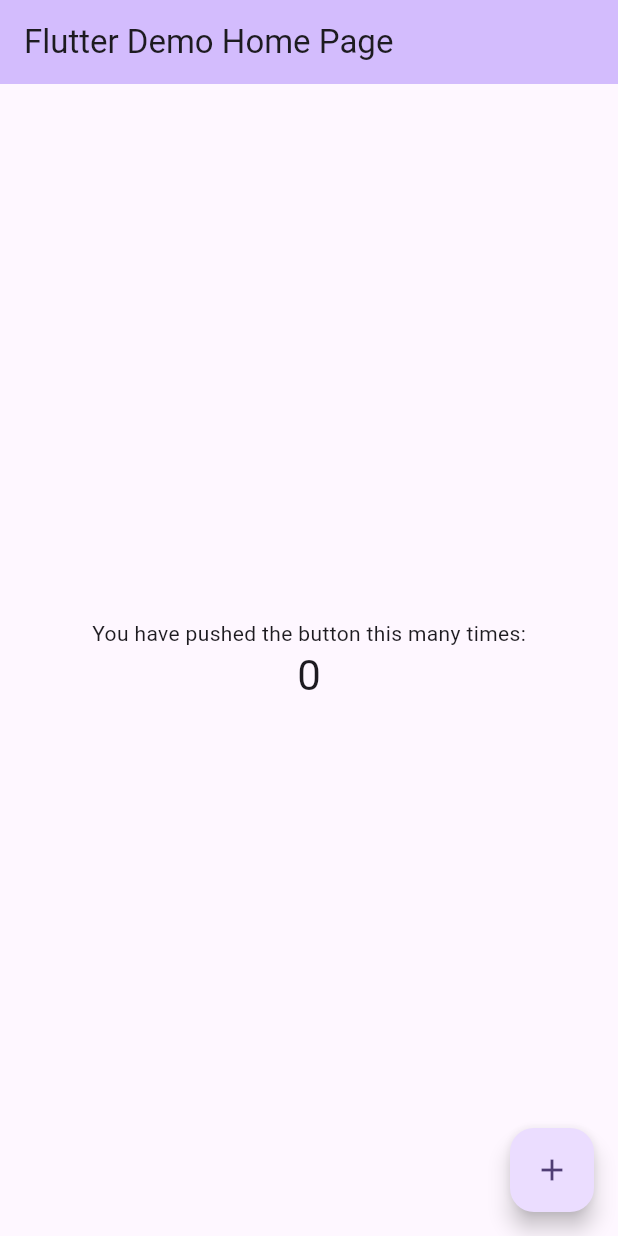
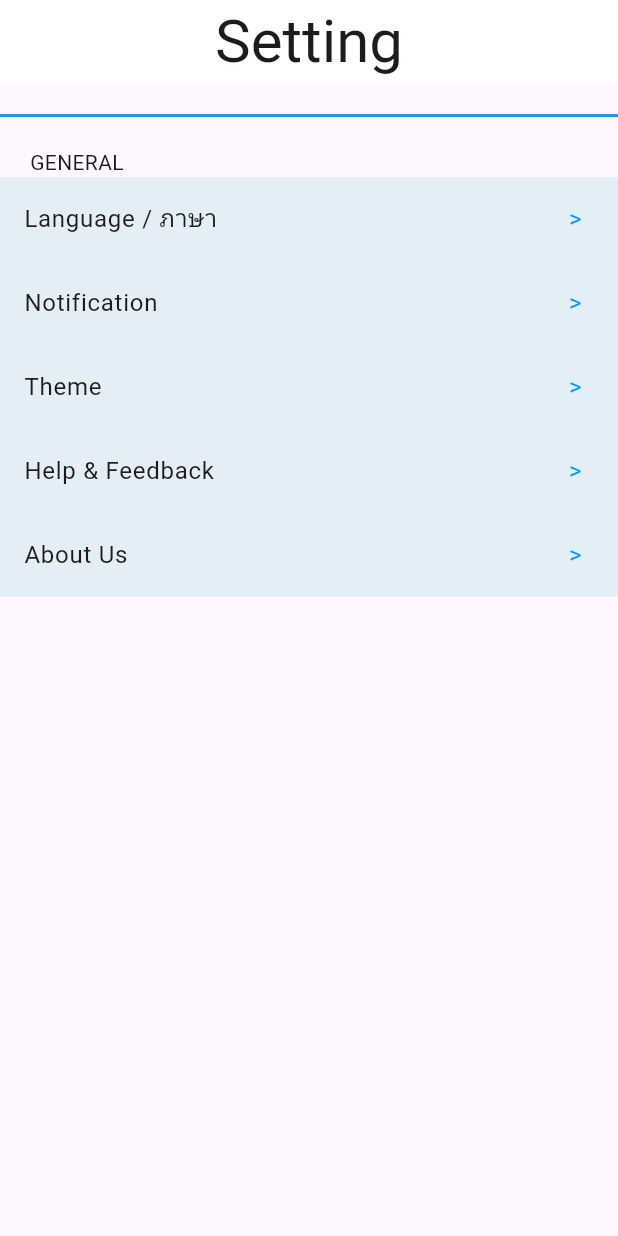
Before and after one commit to WhySoDk/Wakeybus, a Flutter app: the screen it shows after launch, on a phone screen of 412 x 824 dp. Run offline on Flutter 3.47's test engine with Material 3 defaults, Android fonts, the phone set to English and light mode, and no system bars.

Commit message:
setting day 1

```diff
--- a/Tawan/setting/lib/main.dart
+++ b/Tawan/setting/lib/main.dart
@@ -5,121 +5,311 @@
 }
 
 class MyApp extends StatelessWidget {
-  const MyApp({super.key});
+  const MyApp({Key? key}) : super(key: key);
 
-  // This widget is the root of your application.
   @override
   Widget build(BuildContext context) {
     return MaterialApp(
-      title: 'Flutter Demo',
-      theme: ThemeData(
-        // This is the theme of your application.
-        //
-        // TRY THIS: Try running your application with "flutter run". You'll see
-        // the application has a purple toolbar. Then, without quitting the app,
-        // try changing the seedColor in the colorScheme below to Colors.green
-        // and then invoke "hot reload" (save your changes or press the "hot
-        // reload" button in a Flutter-supported IDE, or press "r" if you used
-        // the command line to start the app).
-        //
-        // Notice that the counter didn't reset back to zero; the application
-        // state is not lost during the reload. To reset the state, use hot
-        // restart instead.
-        //
-        // This works for code too, not just values: Most code changes can be
-        // tested with just a hot reload.
-        colorScheme: ColorScheme.fromSeed(seedColor: Colors.deepPurple),
-        useMaterial3: true,
-      ),
-      home: const MyHomePage(title: 'Flutter Demo Home Page'),
+      initialRoute: '/setting',
+      routes: {
+        '/setting': (context) => const Setting(),
+        '/language': (context) => const LanguagePage(),
+        '/notification': (context) => const NotificationPage(),
+        '/theme': (context) => const ThemePage(),
+        '/helpFeedback': (context) => const HelpFeedbackPage(),
+        '/aboutUs': (context) => const AboutUsPage(),
+        '/sound': (context) => const SoundPage(),
+        '/warningDistant': (context) => const WarningDistantPage(),
+      },
     );
   }
 }
 
-class MyHomePage extends StatefulWidget {
-  const MyHomePage({super.key, required this.title});
-
-  // This widget is the home page of your application. It is stateful, meaning
-  // that it has a State object (defined below) that contains fields that affect
-  // how it looks.
-
-  // This class is the configuration for the state. It holds the values (in this
-  // case the title) provided by the parent (in this case the App widget) and
-  // used by the build method of the State. Fields in a Widget subclass are
-  // always marked "final".
-
-  final String title;
-
-  @override
-  State<MyHomePage> createState() => _MyHomePageState();
-}
-
-class _MyHomePageState extends State<MyHomePage> {
-  int _counter = 0;
-
-  void _incrementCounter() {
-    setState(() {
-      // This call to setState tells the Flutter framework that something has
-      // changed in this State, which causes it to rerun the build method below
-      // so that the display can reflect the updated values. If we changed
-      // _counter without calling setState(), then the build method would not be
-      // called again, and so nothing would appear to happen.
-      _counter++;
-    });
-  }
+class LanguagePage extends StatelessWidget {
+  const LanguagePage({Key? key}) : super(key: key);
 
   @override
   Widget build(BuildContext context) {
-    // This method is rerun every time setState is called, for instance as done
-    // by the _incrementCounter method above.
-    //
-    // The Flutter framework has been optimized to make rerunning build methods
-    // fast, so that you can just rebuild anything that needs updating rather
-    // than having to individually change instances of widgets.
     return Scaffold(
       appBar: AppBar(
-        // TRY THIS: Try changing the color here to a specific color (to
-        // Colors.amber, perhaps?) and trigger a hot reload to see the AppBar
-        // change color while the other colors stay the same.
-        backgroundColor: Theme.of(context).colorScheme.inversePrimary,
-        // Here we take the value from the MyHomePage object that was created by
-        // the App.build method, and use it to set our appbar title.
-        title: Text(widget.title),
-      ),
-      body: Center(
-        // Center is a layout widget. It takes a single child and positions it
-        // in the middle of the parent.
-        child: Column(
-          // Column is also a layout widget. It takes a list of children and
-          // arranges them vertically. By default, it sizes itself to fit its
-          // children horizontally, and tries to be as tall as its parent.
-          //
-          // Column has various properties to control how it sizes itself and
-          // how it positions its children. Here we use mainAxisAlignment to
-          // center the children vertically; the main axis here is the vertical
-          // axis because Columns are vertical (the cross axis would be
-          // horizontal).
-          //
-          // TRY THIS: Invoke "debug painting" (choose the "Toggle Debug Paint"
-          // action in the IDE, or press "p" in the console), to see the
-          // wireframe for each widget.
-          mainAxisAlignment: MainAxisAlignment.center,
-          children: <Widget>[
-            const Text(
-              'You have pushed the button this many times:',
-            ),
-            Text(
-              '$_counter',
-              style: Theme.of(context).textTheme.headlineMedium,
-            ),
-          ],
+        title: const Text('Settings'),
+        leading: IconButton(
+          icon: const Icon(Icons.arrow_back),
+          onPressed: () {
+            Navigator.popAndPushNamed(context, '/setting');
+          },
         ),
       ),
-      floatingActionButton: FloatingActionButton(
-        onPressed: _incrementCounter,
-        tooltip: 'Increment',
-        child: const Icon(Icons.add),
-      ), // This trailing comma makes auto-formatting nicer for build methods.
+      body: ListView(
+        children: [
+          w('Language / ภาษา', context, 'language'),
+          w('Notification', context, 'notification'),
+          w('Theme', context, 'theme'),
+          w('Help & Feedback', context, 'helpFeedback'),
+          w('About Us', context, 'aboutUs')
+        ],
+      ),
     );
   }
 }
+
+class NotificationPage extends StatelessWidget {
+  const NotificationPage({Key? key}) : super(key: key);
+
+  @override
+  Widget build(BuildContext context) {
+    return Scaffold(
+      appBar: AppBar(
+        title: const Text('Notification'),
+        leading: IconButton(
+          icon: const Icon(Icons.arrow_back),
+          onPressed: () {
+            Navigator.popAndPushNamed(context, '/setting');
+          },
+        ),
+      ),
+      body: ListView(
+        children: [
+          Container(
+            padding: const EdgeInsets.all(10.0),
+            decoration: const BoxDecoration(
+              border: Border(
+                bottom: BorderSide(
+                  color: Colors.blue,
+                  width: 2.0,
+                ),
+              ),
+            ),
+          ),
+          w('Warning distant', context, 'warningDistant'),
+          w('Sound', context, 'sound'),
+          w('Vibration', context, 'vibration'),
+        ],
+      ),
+    );
+  }
+}
+
+class SoundPage extends StatelessWidget {
+  const SoundPage({Key? key}) : super(key: key);
+
+  @override
+  Widget build(BuildContext context) {
+    return Scaffold(
+      appBar: AppBar(
+        title: const Text('Notification'),
+        leading: IconButton(
+          icon: const Icon(Icons.arrow_back),
+          onPressed: () {
+            Navigator.popAndPushNamed(context, '/notification');
+          },
+        ),
+      ),
+      body: ListView(
+        children: [
+          const Padding(
+            padding: EdgeInsets.only(left: 20, top: 20),
+            child: Text("Sound"),
+          ),
+          w('Warn with sound', context, 'warnWithSound'),
+          w('Media', context, 'media'),
+        ],
+      ),
+    );
+  }
+}
+
+class WarningDistantPage extends StatelessWidget {
+  const WarningDistantPage({Key? key}) : super(key: key);
+
+  @override
+  Widget build(BuildContext context) {
+    return Scaffold(
+      appBar: AppBar(
+        title: const Text('Warning distant'),
+        leading: IconButton(
+          icon: const Icon(Icons.arrow_back),
+          onPressed: () {
+            Navigator.popAndPushNamed(context, '/notification');
+          },
+        ),
+      ),
+      body: ListView(
+        children: const [
+          Text("Measurement"),
+          Padding(
+            padding: EdgeInsets.only(left: 20, top: 20),
+            child: Text("Distant"),
+          ),
+          Text("Be chill"),
+          Text("We're close now"),
+          Text("Prepare to leave"),
+          Text("Now!"),
+        ],
+      ),
+    );
+  }
+}
+
+class ThemePage extends StatelessWidget {
+  const ThemePage({Key? key}) : super(key: key);
+
+  @override
+  Widget build(BuildContext context) {
+    return Scaffold(
+      appBar: AppBar(
+        title: const Text('Settings'),
+        leading: IconButton(
+          icon: const Icon(Icons.arrow_back),
+          onPressed: () {
+            Navigator.popAndPushNamed(context, '/setting');
+          },
+        ),
+      ),
+      body: ListView(
+        children: [
+          w('Language / ภาษา', context, 'language'),
+          w('Notification', context, 'notification'),
+          w('Theme', context, 'theme'),
+          w('Help & Feedback', context, 'helpFeedback'),
+          w('About Us', context, 'aboutUs')
+        ],
+      ),
+    );
+  }
+}
+
+class HelpFeedbackPage extends StatelessWidget {
+  const HelpFeedbackPage({Key? key}) : super(key: key);
+
+  @override
+  Widget build(BuildContext context) {
+    return Scaffold(
+      appBar: AppBar(
+        title: const Text('How can we help?'),
+        leading: IconButton(
+          icon: const Icon(Icons.arrow_back),
+          onPressed: () {
+            Navigator.popAndPushNamed(context, '/setting');
+          },
+        ),
+      ),
+      body: ListView(
+        children: [
+          Container(
+            padding: const EdgeInsets.all(10.0),
+            decoration: const BoxDecoration(
+              border: Border(
+                bottom: BorderSide(
+                  color: Colors.blue,
+                  width: 2.0,
+                ),
+              ),
+            ),
+          ),
+          const Padding(
+            padding: EdgeInsets.only(left: 20, top: 20),
+            child: Text("HELP"),
+          ),
+          w('How to use', context, 'howToUse'),
+          const Padding(
+            padding: EdgeInsets.only(left: 20, top: 20),
+            child: Text("Feedback"),
+          ),
+          w('GPS & Tracking', context, 'GPSTracking'),
+          w('Set notification', context, 'setNotification'),
+          w('Service', context, 'service'),
+          w('Others', context, 'others'),
+        ],
+      ),
+    );
+  }
+}
+
+class AboutUsPage extends StatelessWidget {
+  const AboutUsPage({Key? key}) : super(key: key);
+
+  @override
+  Widget build(BuildContext context) {
+    return Scaffold(
+      appBar: AppBar(
+        title: const Text('Settings'),
+        leading: IconButton(
+          icon: const Icon(Icons.arrow_back),
+          onPressed: () {
+            Navigator.popAndPushNamed(context, '/setting');
+          },
+        ),
+      ),
+      body: ListView(
+        children: [
+          w('Language / ภาษา', context, 'language'),
+          w('Notification', context, 'notification'),
+          w('Theme', context, 'theme'),
+          w('Help & Feedback', context, 'helpFeedback'),
+          w('About Us', context, 'aboutUs')
+        ],
+      ),
+    );
+  }
+}
+
+class Setting extends StatelessWidget {
+  const Setting({Key? key}) : super(key: key);
+
+  @override
+  Widget build(BuildContext context) {
+    return Scaffold(
+      appBar: AppBar(
+        backgroundColor: Colors.white,
+        title: const Center(
+            child: Text(
+          'Setting',
+          style: TextStyle(fontSize: 40),
+        )),
+      ),
+      body: ListView(
+        children: [
+          Container(
+            padding: const EdgeInsets.all(10.0),
+            decoration: const BoxDecoration(
+              border: Border(
+                bottom: BorderSide(
+                  color: Colors.blue,
+                  width: 2.0,
+                ),
+              ),
+            ),
+          ),
+          const Padding(
+            padding: EdgeInsets.only(left: 20, top: 20),
+            child: Text("GENERAL "),
+          ),
+          w('Language / ภาษา', context, 'language'),
+          w('Notification', context, 'notification'),
+          w('Theme', context, 'theme'),
+          w('Help & Feedback', context, 'helpFeedback'),
+          w('About Us', context, 'aboutUs')
+        ],
+      ),
+    );
+  }
+}
+
+Widget w(String title, BuildContext context, String link) {
+  return ListTile(
+    tileColor: const Color.fromARGB(255, 228, 238, 246),
+    title: Row(children: [
+      Text(title),
+      const Spacer(),
+      const Text(
+        ">",
+        style: TextStyle(color: Color.fromARGB(255, 0, 153, 255)),
+      )
+    ]),
+    onTap: () {
+      Navigator.pop(context);
+      Navigator.pushNamed(context, "/$link");
+    },
+  );
+}
```
